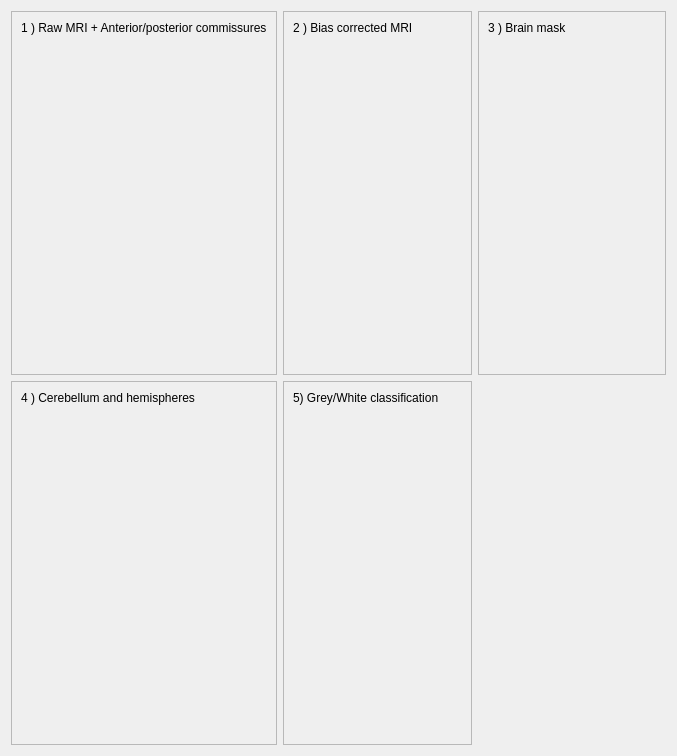
Above: morphologist/gui/ui/viewport_widget.ui from brainvisa/morphologist before the change. Below: the same form after it.
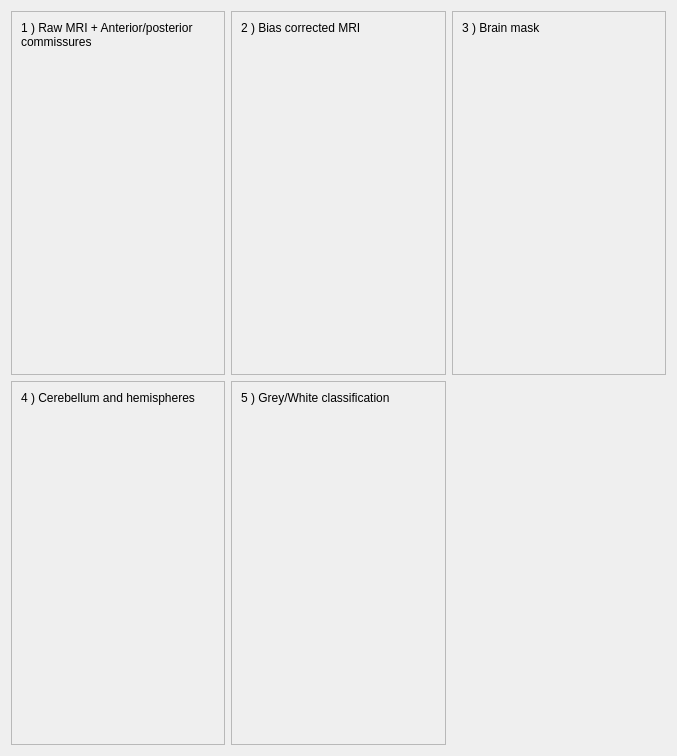
That is the form after the change.

Commit message: ENH: same size for all the views (word wrap in labels)

```diff
--- a/morphologist/gui/ui/viewport_widget.ui
+++ b/morphologist/gui/ui/viewport_widget.ui
@@ -34,6 +34,9 @@
         <property name="text">
          <string>1 ) Raw MRI + Anterior/posterior commissures</string>
         </property>
+        <property name="wordWrap">
+         <bool>true</bool>
+        </property>
        </widget>
       </item>
       <item>
@@ -69,6 +72,9 @@
         <property name="text">
          <string>2 ) Bias corrected MRI</string>
         </property>
+        <property name="wordWrap">
+         <bool>true</bool>
+        </property>
        </widget>
       </item>
       <item>
@@ -104,6 +110,9 @@
         <property name="text">
          <string>3 ) Brain mask</string>
         </property>
+        <property name="wordWrap">
+         <bool>true</bool>
+        </property>
        </widget>
       </item>
       <item>
@@ -139,6 +148,9 @@
         <property name="text">
          <string>4 ) Cerebellum and hemispheres </string>
         </property>
+        <property name="wordWrap">
+         <bool>true</bool>
+        </property>
        </widget>
       </item>
       <item>
@@ -166,7 +178,10 @@
       <item>
        <widget class="QLabel" name="view5_label">
         <property name="text">
-         <string>5) Grey/White classification</string>
+         <string>5 ) Grey/White classification</string>
+        </property>
+        <property name="wordWrap">
+         <bool>true</bool>
         </property>
        </widget>
       </item>
```
